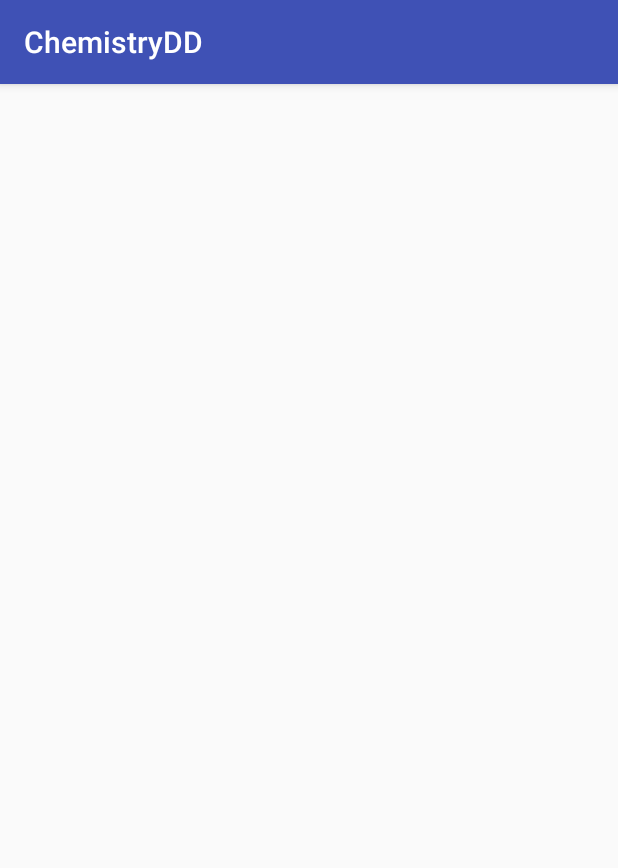
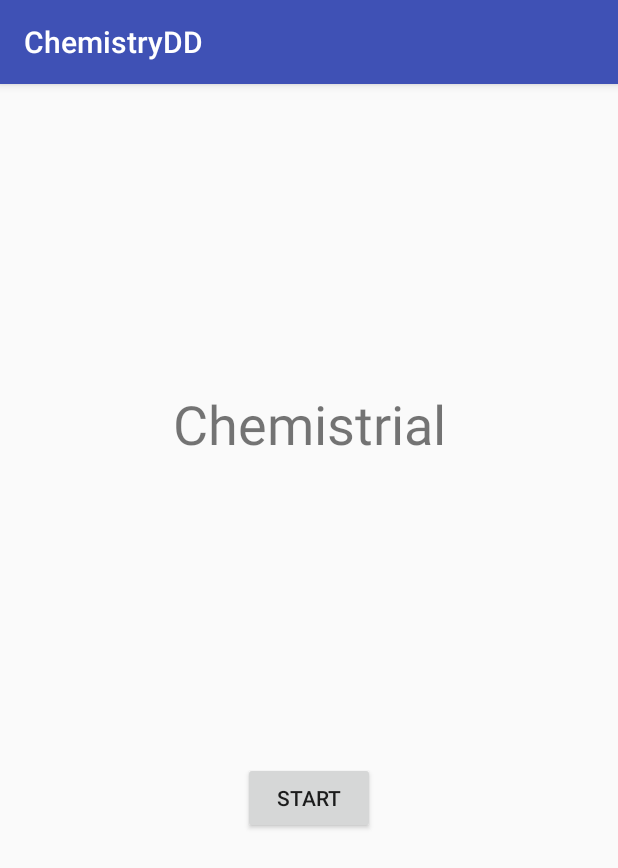
Before and after one commit to JohnathanBere/mobdev-assignment, an Android app: the screen it shows after launch (MainActivity), on a phone screen of 412 x 824 dp. Shown: the top 868 px of the screen. Run offline under Robolectric (Android 15) with nearby library versions, the phone set to English and light mode, and no system bars.

```diff
--- a/app/src/main/AndroidManifest.xml
+++ b/app/src/main/AndroidManifest.xml
@@ -2,7 +2,7 @@
 <manifest xmlns:android="http://schemas.android.com/apk/res/android"
     package="johnbere.chemistrydd">
 
-    <uses-permission android:name="android.permission.VIBRATE"/>
+    <uses-permission android:name="android.permission.VIBRATE" />
 
     <application
         android:allowBackup="true"
@@ -20,6 +20,7 @@
                 <category android:name="android.intent.category.LAUNCHER" />
             </intent-filter>
         </activity>
+        <activity android:name=".activities.FirstQuestionActivity"></activity>
     </application>
 
 </manifest>
--- a/app/src/main/java/johnbere/chemistrydd/activities/MainActivity.java
+++ b/app/src/main/java/johnbere/chemistrydd/activities/MainActivity.java
@@ -1,18 +1,30 @@
 package johnbere.chemistrydd.activities;
 
 import android.content.Context;
+import android.content.Intent;
 import android.graphics.Color;
 import android.os.Bundle;
+import android.util.Log;
+import android.view.View;
+import android.widget.Button;
 
 import johnbere.chemistrydd.activities.base.BaseActivity;
-import johnbere.chemistrydd.elements.Element;
 import johnbere.chemistrydd.R;
-import johnbere.chemistrydd.helpers.ElementGroup;
 
 public class MainActivity extends BaseActivity {
+    Button startBtn;
 
     protected void onCreate(Bundle savedInstanceState) {
         super.onCreate(savedInstanceState);
+
+        startBtn = findViewById(R.id.startBtn);
+
+        startBtn.setOnClickListener(new View.OnClickListener() {
+            @Override
+            public void onClick(View view) {
+                moveToNextActivity(new FirstQuestionActivity());
+            }
+        });
     }
 
     @Override
@@ -31,10 +43,5 @@
     }
 
     @Override
-    protected void addElementsToLists() {
-        availableElements.add(new Element(this, "Sodium", "Na",list_start_x, list_start_y, elementId++, Color.LTGRAY, ElementGroup.ALKALIMETALS));
-        availableElements.add(new Element(this, "Chlorine", "Cl",list_start_x + getPositionOffset(el_width), list_start_y, elementId++, Color.BLUE, ElementGroup.HALOGENS));
-        availableElements.add(new Element(this, "Bromine", "B",list_start_x + (getPositionOffset(el_width)) * 2, list_start_y, elementId++, Color.BLACK, ElementGroup.HALOGENS));
-        availableElements.add(new Element(this, "Lithium", "Li",list_start_x + (getPositionOffset(el_width))* 3, list_start_y, elementId++, Color.LTGRAY, ElementGroup.ALKALIMETALS));
-    }
+    protected void addElementsToLists() {}
 }
--- a/app/src/main/java/johnbere/chemistrydd/activities/base/BaseActivity.java
+++ b/app/src/main/java/johnbere/chemistrydd/activities/base/BaseActivity.java
@@ -1,12 +1,14 @@
 package johnbere.chemistrydd.activities.base;
 
 import android.content.Context;
+import android.content.Intent;
 import android.hardware.Sensor;
 import android.hardware.SensorManager;
 import android.media.MediaPlayer;
 import android.os.Bundle;
 import android.os.Vibrator;
 import android.support.v7.app.AppCompatActivity;
+import android.util.Log;
 import android.view.ViewGroup;
 
 import java.util.ArrayList;
@@ -19,8 +21,8 @@
 import johnbere.chemistrydd.helpers.ViewInteractions;
 
 public abstract class BaseActivity extends AppCompatActivity {
-    private SensorManager sensorManager;
-    private ShakeEventListener sensorListener;
+    public SensorManager sensorManager;
+    public ShakeEventListener sensorListener;
 
     public Context context;
     public ViewGroup content;
@@ -28,7 +30,7 @@
     public Vibrator vibr;
     public ArrayList<Element> availableElements = new ArrayList<>();
     public ArrayList<Compound> availableCompounds = new ArrayList<>();
-    public ViewInteractions interactions = new ViewInteractions(this);
+    public ViewInteractions interactions;
     public int
             elementId = 0,
             list_start_x,
@@ -75,8 +77,16 @@
         sensorListener = new ShakeEventListener();
         sensorListener.setOnShakeListener(new EventListeners(this).OnShakeListener);
 
+        interactions = new ViewInteractions(this);
+
         // Proceed to add the items to the array and then display on the view.
         onActivityStart();
+    }
+
+    protected void moveToNextActivity(BaseActivity nextActivity) {
+        BaseActivity currentActivity = (BaseActivity)getCurrentContext();
+        Intent i = new Intent(currentActivity, nextActivity.getClass());
+        startActivity(i);
     }
 
     protected void elementFactory() {
@@ -91,13 +101,18 @@
         // Sets the event listener before appending this programmatically to the view.
         // The logic for looping through the data structures may be stored as methods
         // in the base class and then be called.
+        if (availableElements.size() > 0) {
             for (Element el : availableElements) {
                 el.setOnTouchListener(new EventListeners(this).ElementTouchListener);
                 content.addView(el);
             }
+        }
+
+        if (availableCompounds.size() > 0) {
             for (Compound co : availableCompounds) {
                 co.setOnTouchListener(new EventListeners(this).ElementTouchListener);
                 content.addView(co);
+            }
         }
 
         content.setOnDragListener(new EventListeners(this).LayoutDragListener);
--- a/app/src/main/java/johnbere/chemistrydd/helpers/EventListeners.java
+++ b/app/src/main/java/johnbere/chemistrydd/helpers/EventListeners.java
@@ -17,6 +17,10 @@
 
     public EventListeners(BaseActivity activity) {
         this.activity = activity;
+    }
+
+    public BaseActivity getActivity() {
+        return this.activity;
     }
 
     public View.OnDragListener LayoutDragListener = new View.OnDragListener() {
--- a/app/src/main/res/layout/activity_main.xml
+++ b/app/src/main/res/layout/activity_main.xml
@@ -7,4 +7,30 @@
     android:layout_height="match_parent"
     tools:context="johnbere.chemistrydd.activities.MainActivity">
 
+    <TextView
+        android:id="@+id/gameTitle"
+        android:layout_width="wrap_content"
+        android:layout_height="wrap_content"
+        android:layout_marginBottom="8dp"
+        android:layout_marginEnd="8dp"
+        android:layout_marginStart="8dp"
+        android:layout_marginTop="8dp"
+        android:text="Chemistrial"
+        android:textSize="36sp"
+        app:layout_constraintBottom_toTopOf="@+id/startBtn"
+        app:layout_constraintEnd_toEndOf="parent"
+        app:layout_constraintStart_toStartOf="parent"
+        app:layout_constraintTop_toTopOf="parent" />
+
+    <Button
+        android:id="@+id/startBtn"
+        android:layout_width="wrap_content"
+        android:layout_height="wrap_content"
+        android:layout_marginBottom="268dp"
+        android:layout_marginEnd="8dp"
+        android:layout_marginStart="8dp"
+        android:text="Start"
+        app:layout_constraintBottom_toBottomOf="parent"
+        app:layout_constraintEnd_toEndOf="parent"
+        app:layout_constraintStart_toStartOf="parent" />
 </android.support.constraint.ConstraintLayout>
```
Also changed, not shown: app/src/main/java/johnbere/chemistrydd/activities/FirstQuestionActivity.java (added, +44 -0 lines), app/src/main/java/johnbere/chemistrydd/helpers/ViewInteractions.java (+7 -5 lines), app/src/main/res/layout/activity_first_question.xml (added, +10 -0 lines). Lines whose indentation alone changed are shown as unchanged.
